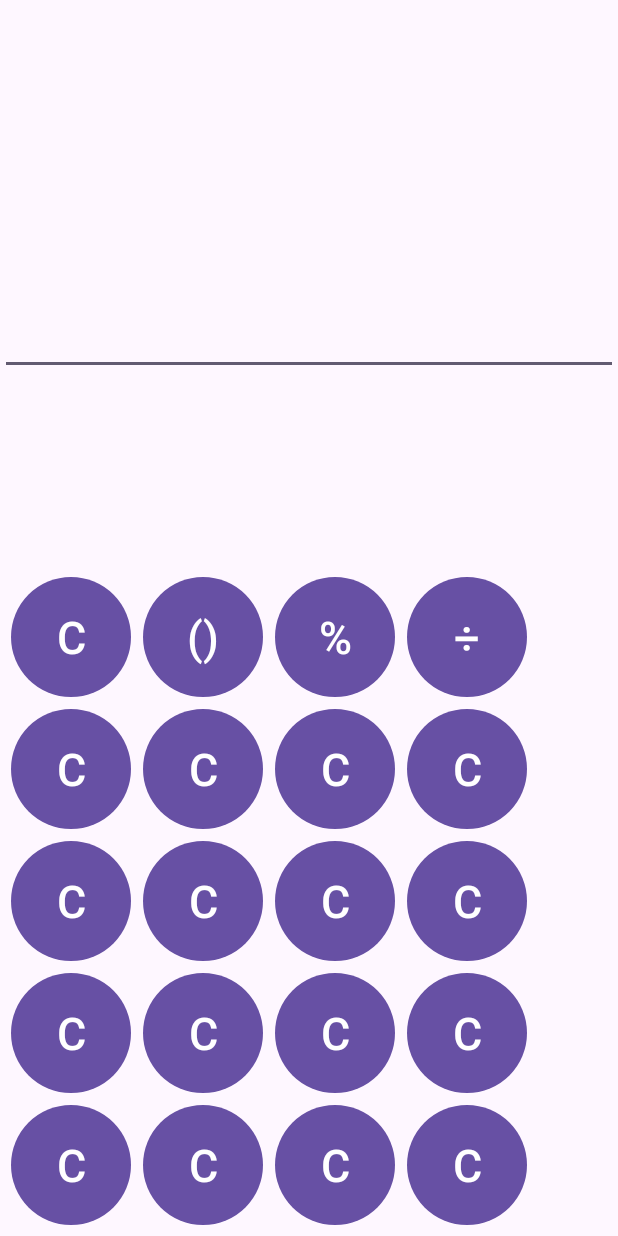
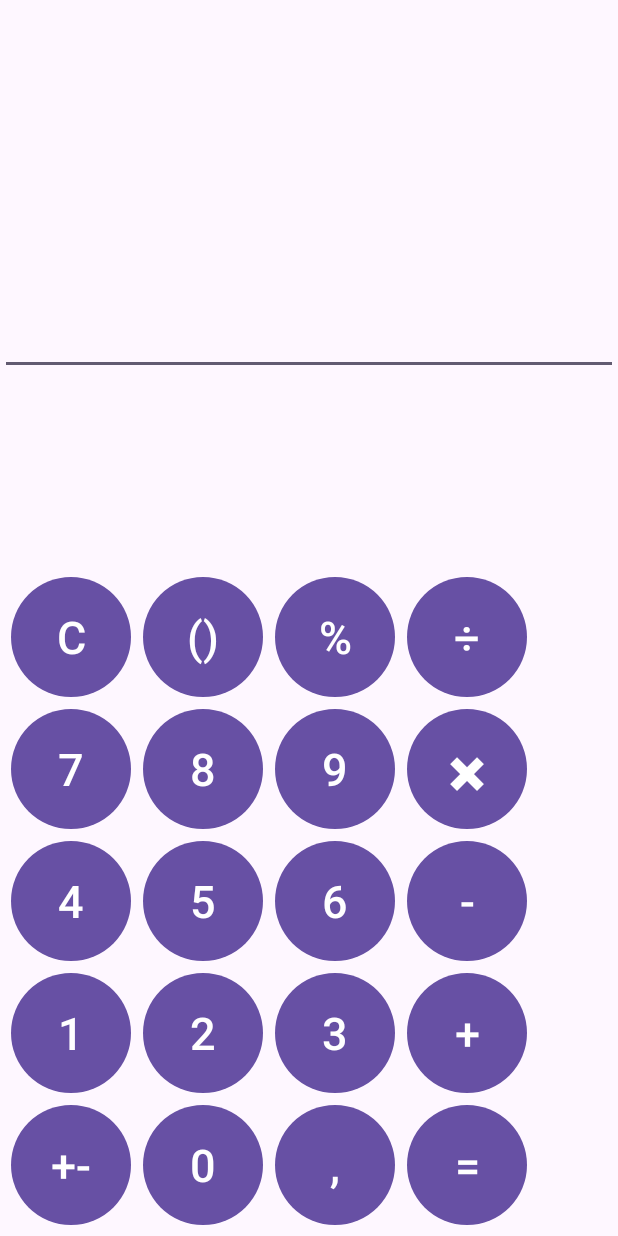
Before and after one commit to Bronnick/CalculatorApp, an Android app: the screen it shows after launch (MainActivity), on a phone screen of 412 x 824 dp. Run offline under Robolectric (Android 15) with nearby library versions, the phone set to English and light mode, and no system bars; our stand-ins replace Dagger/Hilt's generated code.

Commit message:
added increasing/decreasing text animations, added string resources for buttons

```diff
--- a/app/src/main/java/com/example/calculatorapp/ui/ButtonFragment.kt
+++ b/app/src/main/java/com/example/calculatorapp/ui/ButtonFragment.kt
@@ -32,7 +32,10 @@ class ButtonFragment : Fragment(R.layout.button_panel){
         binding?.root?.children?.let {
             it.forEach { view ->
                 view.setOnClickListener { currentView ->
-                    viewModel.updateMathExpression((currentView as Button).text.toString())
+                    when (currentView.id) {
+                        R.id.buttonClear -> viewModel.removeLastSymbol()
+                        else -> viewModel.updateMathExpression((currentView as Button).text.toString())
+                    }
                 }
             }
         }
--- a/app/src/main/java/com/example/calculatorapp/ui/MathExpressionFragment.kt
+++ b/app/src/main/java/com/example/calculatorapp/ui/MathExpressionFragment.kt
@@ -1,17 +1,20 @@
 package com.example.calculatorapp.ui
 
+import android.animation.ObjectAnimator
 import android.os.Bundle
 import android.view.LayoutInflater
 import android.view.View
 import android.view.ViewGroup
+import android.view.animation.AccelerateInterpolator
+import android.widget.TextView
 import androidx.fragment.app.Fragment
 import androidx.fragment.app.activityViewModels
-import androidx.hilt.navigation.fragment.hiltNavGraphViewModels
 import androidx.lifecycle.LifecycleOwner
 import com.example.calculatorapp.R
 import com.example.calculatorapp.databinding.TextPanelBinding
 import com.example.calculatorapp.view_models.CalculatorViewModel
 import dagger.hilt.android.AndroidEntryPoint
+
 
 @AndroidEntryPoint
 class MathExpressionFragment : Fragment(R.layout.text_panel) {
@@ -31,7 +34,32 @@ class MathExpressionFragment : Fragment(R.layout.text_panel) {
     override fun onViewCreated(view: View, savedInstanceState: Bundle?) {
         super.onViewCreated(view, savedInstanceState)
         viewModel.mathExpression.observe(activity as LifecycleOwner) {
-            binding?.editTextMathExpression?.setText(it)
+            val editTextMathExpression = binding?.editTextMathExpression
+            val length = it.length
+            val mathExpressionPreviousLength = viewModel.mathExpressionPreviousLength
+            editTextMathExpression?.setText(it)
+            val animation = when {
+                mathExpressionPreviousLength == 13 && length == 14 ->
+                    ObjectAnimator.ofFloat(editTextMathExpression, "textSize", 50f, 30f)
+                mathExpressionPreviousLength == 20 && length == 21 ->
+                    ObjectAnimator.ofFloat(editTextMathExpression, "textSize", 30f, 20f)
+                mathExpressionPreviousLength == 25 && length == mathExpressionPreviousLength + 1 ->
+                    ObjectAnimator.ofFloat(editTextMathExpression, "textSize", 20f, 15f)
+                mathExpressionPreviousLength == 21 && length == mathExpressionPreviousLength - 1 ->
+                    ObjectAnimator.ofFloat(editTextMathExpression, "textSize", 20f, 30f)
+                mathExpressionPreviousLength == 26 && length == mathExpressionPreviousLength - 1 ->
+                    ObjectAnimator.ofFloat(editTextMathExpression, "textSize", 15f, 20f)
+                mathExpressionPreviousLength == 14 && length == mathExpressionPreviousLength - 1 ->
+                    ObjectAnimator.ofFloat(editTextMathExpression, "textSize", 30f, 50f)
+                else -> {
+                    viewModel.updateMathExpressionPreviousLength()
+                    return@observe
+                }
+            }
+            animation.duration = 300L
+            animation.interpolator = AccelerateInterpolator()
+            animation.start()
+            viewModel.updateMathExpressionPreviousLength()
         }
     }
 }
--- a/app/src/main/java/com/example/calculatorapp/view_models/CalculatorViewModel.kt
+++ b/app/src/main/java/com/example/calculatorapp/view_models/CalculatorViewModel.kt
@@ -1,5 +1,6 @@
 package com.example.calculatorapp.view_models
 
+import android.animation.ObjectAnimator
 import android.util.Log
 import androidx.lifecycle.LiveData
 import androidx.lifecycle.MutableLiveData
@@ -14,12 +15,23 @@ class CalculatorViewModel @Inject constructor(): ViewModel() {
     val mathExpression: LiveData<String>
         get() = _mathExpression
 
+    var mathExpressionPreviousLength = 0
+
     init {
         Log.d("myLogs", "init")
     }
 
     fun updateMathExpression(s: String) {
         _mathExpression.value += s
+        Log.d("myLogs", "beforeSize: $mathExpressionPreviousLength")
+    }
+
+    fun removeLastSymbol() {
+        _mathExpression.value = _mathExpression.value?.dropLast(1)
+    }
+
+    fun updateMathExpressionPreviousLength() {
+        mathExpressionPreviousLength = _mathExpression.value?.length ?: 0
     }
 
 }
--- a/app/src/main/res/layout/button_panel.xml
+++ b/app/src/main/res/layout/button_panel.xml
@@ -45,9 +45,50 @@
 
     <!-- Row 2 -->
     <Button
+        android:id="@+id/button7"
+        style="@style/RoundedButton"
+        android:text="@string/button_7"
+        app:cornerRadius="40dp"
+        android:layout_width="80dp"
+        android:layout_height="80dp"/>
+
+    <Button
+        android:id="@+id/button8"
+        style="@style/RoundedButton"
+        android:text="@string/button_8"
+        app:cornerRadius="40dp"
+        android:layout_width="80dp"
+        android:layout_height="80dp"/>
+
+    <Button
+        android:id="@+id/button9"
+        style="@style/RoundedButton"
+        android:text="@string/button_9"
+        app:cornerRadius="40dp"
+        android:layout_width="80dp"
+        android:layout_height="80dp"/>
+
+    <Button
+        android:id="@+id/buttonMultiply"
+        style="@style/RoundedButton"
+        android:text="@string/button_multiply"
+        app:cornerRadius="40dp"
+        android:layout_width="80dp"
+        android:layout_height="80dp"/>
+
+    <!-- Row 3 -->
+    <Button
+        android:id="@+id/button4"
+        style="@style/RoundedButton"
+        android:text="@string/button_4"
+        app:cornerRadius="40dp"
+        android:layout_width="80dp"
+        android:layout_height="80dp"/>
+
+    <Button
         android:id="@+id/button5"
         style="@style/RoundedButton"
-        android:text="C"
+        android:text="@string/button_5"
         app:cornerRadius="40dp"
         android:layout_width="80dp"
         android:layout_height="80dp"/>
@@ -55,122 +96,81 @@
     <Button
         android:id="@+id/button6"
         style="@style/RoundedButton"
-        android:text="C"
+        android:text="@string/button_6"
         app:cornerRadius="40dp"
         android:layout_width="80dp"
         android:layout_height="80dp"/>
 
     <Button
-        android:id="@+id/button7"
+        android:id="@+id/buttonSubtract"
         style="@style/RoundedButton"
-        android:text="C"
-        app:cornerRadius="40dp"
-        android:layout_width="80dp"
-        android:layout_height="80dp"/>
-
-    <Button
-        android:id="@+id/button8"
-        style="@style/RoundedButton"
-        android:text="C"
-        app:cornerRadius="40dp"
-        android:layout_width="80dp"
-        android:layout_height="80dp"/>
-
-    <!-- Row 3 -->
-    <Button
-        android:id="@+id/button9"
-        style="@style/RoundedButton"
-        android:text="C"
-        app:cornerRadius="40dp"
-        android:layout_width="80dp"
-        android:layout_height="80dp"/>
-
-    <Button
-        android:id="@+id/button10"
-        style="@style/RoundedButton"
-        android:text="C"
-        app:cornerRadius="40dp"
-        android:layout_width="80dp"
-        android:layout_height="80dp"/>
-
-    <Button
-        android:id="@+id/button11"
-        style="@style/RoundedButton"
-        android:text="C"
-        app:cornerRadius="40dp"
-        android:layout_width="80dp"
-        android:layout_height="80dp"/>
-
-    <Button
-        android:id="@+id/button12"
-        style="@style/RoundedButton"
-        android:text="C"
+        android:text="@string/button_subtract"
         app:cornerRadius="40dp"
         android:layout_width="80dp"
         android:layout_height="80dp"/>
 
     <!-- Row 4 -->
     <Button
-        android:id="@+id/button13"
+        android:id="@+id/button1"
         style="@style/RoundedButton"
-        android:text="C"
+        android:text="@string/button_1"
         app:cornerRadius="40dp"
         android:layout_width="80dp"
         android:layout_height="80dp"/>
 
     <Button
-        android:id="@+id/button14"
+        android:id="@+id/button2"
         style="@style/RoundedButton"
-        android:text="C"
+        android:text="@string/button_2"
         app:cornerRadius="40dp"
         android:layout_width="80dp"
         android:layout_height="80dp"/>
 
     <Button
-        android:id="@+id/button15"
+        android:id="@+id/button3"
         style="@style/RoundedButton"
-        android:text="C"
+        android:text="@string/button_3"
         app:cornerRadius="40dp"
         android:layout_width="80dp"
         android:layout_height="80dp"/>
 
     <Button
-        android:id="@+id/button16"
+        android:id="@+id/buttonAdd"
         style="@style/RoundedButton"
-        android:text="C"
+        android:text="@string/button_add"
         app:cornerRadius="40dp"
         android:layout_width="80dp"
         android:layout_height="80dp"/>
 
     <!-- Row 5 -->
     <Button
-        android:id="@+id/button17"
+        android:id="@+id/buttonInverse"
         style="@style/RoundedButton"
-        android:text="C"
+        android:text="@string/button_inverse"
         app:cornerRadius="40dp"
         android:layout_width="80dp"
         android:layout_height="80dp"/>
 
     <Button
-        android:id="@+id/button18"
+        android:id="@+id/button0"
         style="@style/RoundedButton"
-        android:text="C"
+        android:text="@string/button_0"
         app:cornerRadius="40dp"
         android:layout_width="80dp"
         android:layout_height="80dp"/>
 
     <Button
-        android:id="@+id/button19"
+        android:id="@+id/buttonComa"
         style="@style/RoundedButton"
-        android:text="C"
+        android:text="@string/button_coma"
         app:cornerRadius="40dp"
         android:layout_width="80dp"
         android:layout_height="80dp"/>
 
     <Button
-        android:id="@+id/button20"
+        android:id="@+id/buttonEquals"
         style="@style/RoundedButton"
-        android:text="C"
+        android:text="@string/button_equals"
         app:cornerRadius="40dp"
         android:layout_width="80dp"
         android:layout_height="80dp"/>
--- a/app/src/main/res/layout/text_panel.xml
+++ b/app/src/main/res/layout/text_panel.xml
@@ -10,7 +10,7 @@
         android:layout_height="250dp"
         android:layout_weight="0.4"
         android:textAlignment="textEnd"
-        android:textSize="30sp"
+        android:textSize="50sp"
         app:layout_constraintBottom_toBottomOf="parent"
         app:layout_constraintEnd_toEndOf="parent"
         app:layout_constraintHorizontal_bias="0.0"
--- a/app/src/main/res/values/strings.xml
+++ b/app/src/main/res/values/strings.xml
@@ -4,4 +4,20 @@
     <string name="button_brackets">()</string>
     <string name="button_percent">%</string>
     <string name="button_divide">÷</string>
+    <string name="button_7">7</string>
+    <string name="button_8">8</string>
+    <string name="button_9">9</string>
+    <string name="button_multiply">✖</string>
+    <string name="button_4">4</string>
+    <string name="button_5">5</string>
+    <string name="button_6">6</string>
+    <string name="button_subtract">-</string>
+    <string name="button_1">1</string>
+    <string name="button_2">2</string>
+    <string name="button_3">3</string>
+    <string name="button_add">+</string>
+    <string name="button_inverse">+-</string>
+    <string name="button_0">0</string>
+    <string name="button_coma">,</string>
+    <string name="button_equals">=</string>
 </resources>
```
Also changed, not shown: app/src/main/res/layout/interaction_buttons.xml (deleted, +0 -54 lines).
